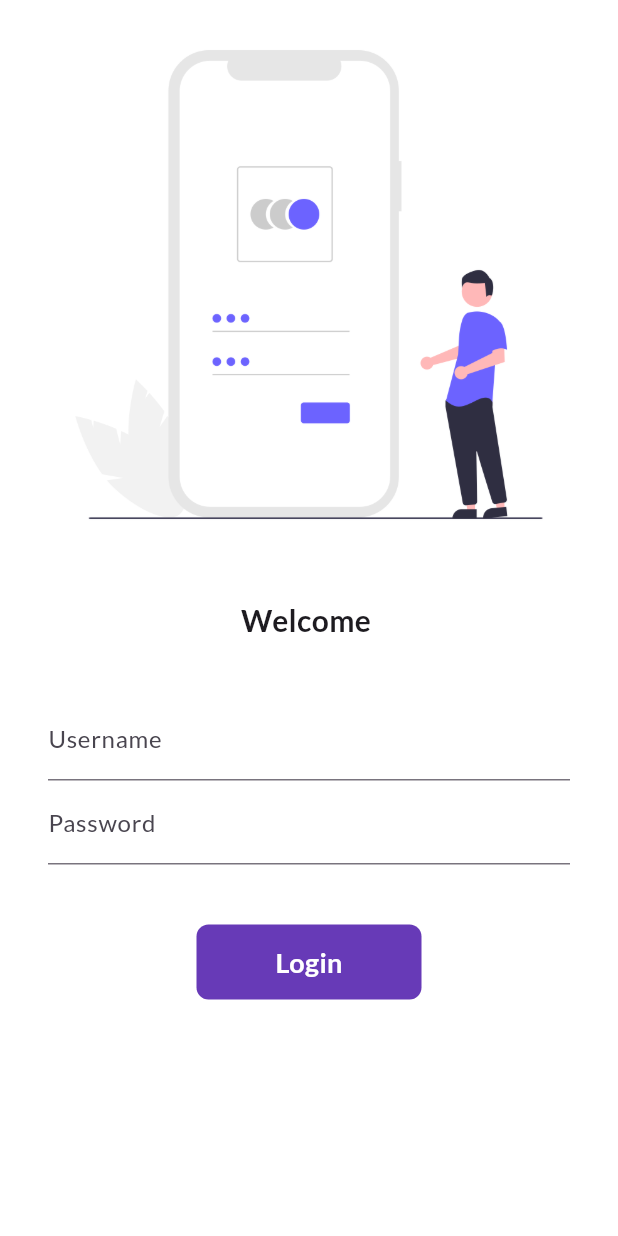
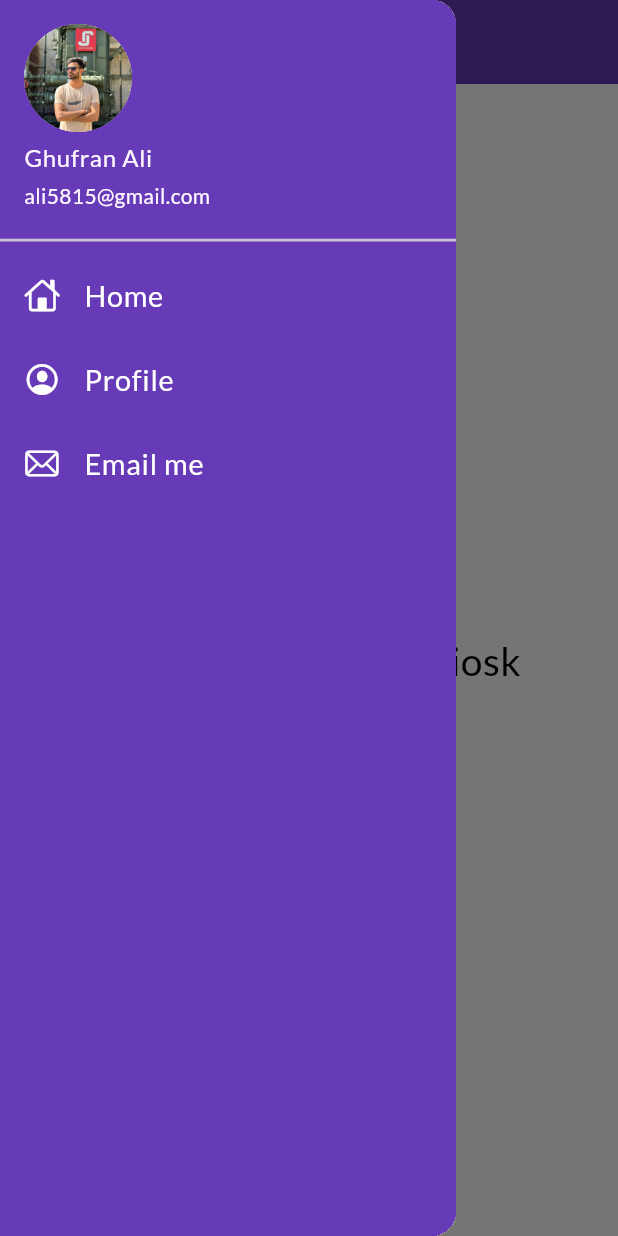
Before and after one commit to Ghufran-Ali/30DaysOfFlutter, a Flutter app: the screen it shows after launch, with the side drawer open (before the commit the screen has no drawer), on a phone screen of 412 x 824 dp. Run offline on Flutter 3.47's test engine with Material 3 defaults, Android fonts, the phone set to English and light mode, and no system bars; our stand-ins replace google_fonts.

Commit message:
Day9 completed

```diff
--- a/lib/main.dart
+++ b/lib/main.dart
@@ -22,11 +22,11 @@ class MyApp extends StatelessWidget {
         primarySwatch: Colors.deepPurple,
         fontFamily: GoogleFonts.lato().fontFamily,
       ),
-      // debugShowCheckedModeBanner: false,
+      debugShowCheckedModeBanner: false,
       darkTheme: ThemeData(
         brightness: Brightness.dark,
       ),
-      initialRoute: "/login",
+      initialRoute: MyRoutes.homeRoute,
       routes: {
         "/": (context) => const LoginPage(),
         MyRoutes.homeRoute: (context) => HomePage(),
--- a/lib/pages/home_page.dart
+++ b/lib/pages/home_page.dart
@@ -1,4 +1,5 @@
 import 'package:flutter/material.dart';
+import 'package:test_app/widgets/drawer.dart';
 
 // ignore: use_key_in_widget_constructors
 class HomePage extends StatelessWidget {
@@ -9,9 +10,14 @@ class HomePage extends StatelessWidget {
   Widget build(BuildContext context) {
     return Scaffold(
       appBar: AppBar(
-        title: const Text("Medical Kiosk"),
+        title: const Text(
+          "Medical Kiosk",
+          style: TextStyle(
+            color: Colors.white,
+          ),
+        ),
         centerTitle: true,
-        backgroundColor: const Color.fromARGB(255, 253, 148, 11),
+        backgroundColor: Colors.deepPurple,
       ),
       body: const Center(
         child: Text(
@@ -19,8 +25,8 @@ class HomePage extends StatelessWidget {
           style: TextStyle(fontSize: 26, color: Colors.black),
         ),
       ),
-      drawer: const Drawer(),
-      backgroundColor: const Color.fromARGB(255, 247, 239, 173),
+      drawer: const MyDrawer(),
+      backgroundColor: Colors.white,
     );
   }
 }
--- /dev/null
+++ b/lib/widgets/drawer.dart
@@ -0,0 +1,68 @@
+import 'package:flutter/cupertino.dart';
+import 'package:flutter/material.dart';
+
+class MyDrawer extends StatelessWidget {
+  const MyDrawer({super.key});
+
+  @override
+  Widget build(BuildContext context) {
+    // final image =
+    //     "assets/images/myimage.png";
+    return Drawer(
+      child: Container(
+        color: Colors.deepPurple,
+        child: ListView(
+          padding: EdgeInsets.zero,
+          children: const [
+            DrawerHeader(
+              padding: EdgeInsets.zero,
+              child: UserAccountsDrawerHeader(
+                margin: EdgeInsets.zero,
+                decoration: BoxDecoration(color: Colors.deepPurple),
+                accountName: Text("Ghufran Ali"),
+                accountEmail: Text("ali5815@gmail.com"),
+                currentAccountPicture: CircleAvatar(
+                  backgroundImage: AssetImage('assets/images/myimage.png'),
+                ),
+              ),
+            ),
+            ListTile(
+              leading: Icon(CupertinoIcons.home, color: Colors.white),
+              title: Text(
+                "Home",
+                textScaleFactor: 1.2,
+                style: TextStyle(
+                  color: Colors.white,
+                  fontSize: 16.0,
+                ),
+              ),
+            ),
+            ListTile(
+              leading:
+                  Icon(CupertinoIcons.profile_circled, color: Colors.white),
+              title: Text(
+                "Profile",
+                textScaleFactor: 1.2,
+                style: TextStyle(
+                  color: Colors.white,
+                  fontSize: 16.0,
+                ),
+              ),
+            ),
+            ListTile(
+              leading: Icon(CupertinoIcons.mail, color: Colors.white),
+              title: Text(
+                "Email me",
+                textScaleFactor: 1.2,
+                style: TextStyle(
+                  color: Colors.white,
+                  fontSize: 16.0,
+                ),
+              ),
+            )
+          ],
+        ),
+      ),
+    );
+  }
+}
--- a/pubspec.yaml
+++ b/pubspec.yaml
@@ -61,7 +61,8 @@ flutter:
 
   # To add assets to your application, add an assets section, like this:
   assets:
-    - assets/images/
+    - assets/images/myimage.png
+    - assets/images/login_image.png
   #   - images/a_dot_ham.jpeg
 
   # An image asset can refer to one or more resolution-specific "variants", see
```
Also changed, not shown: assets/images/myimage.png (added).
